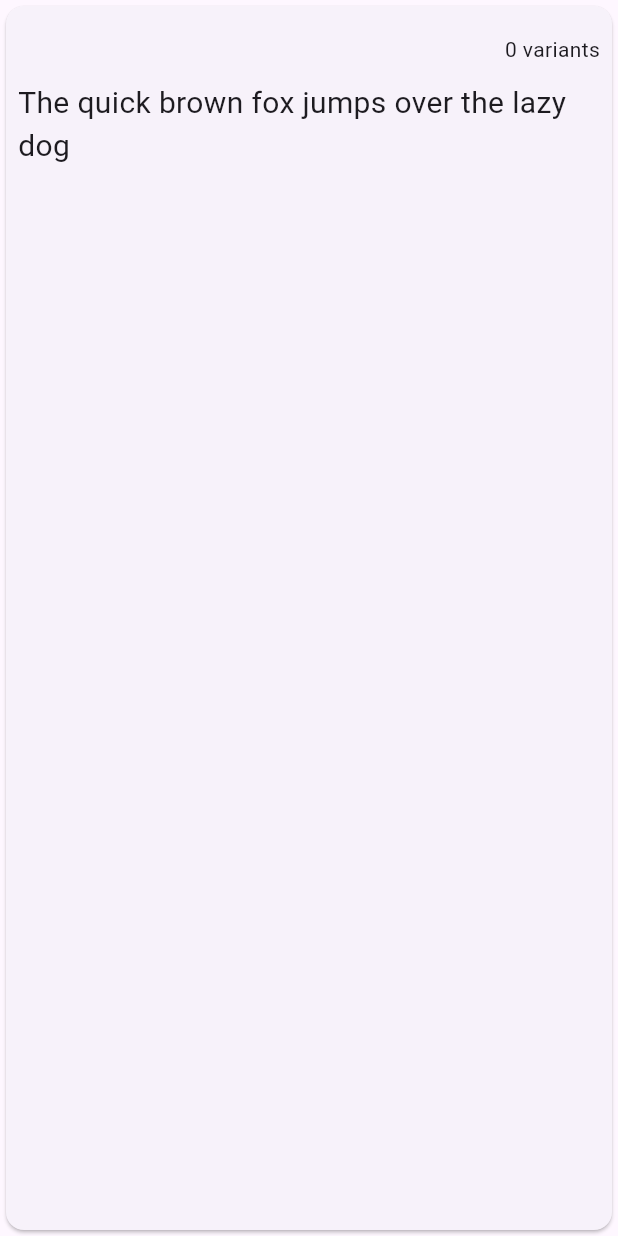
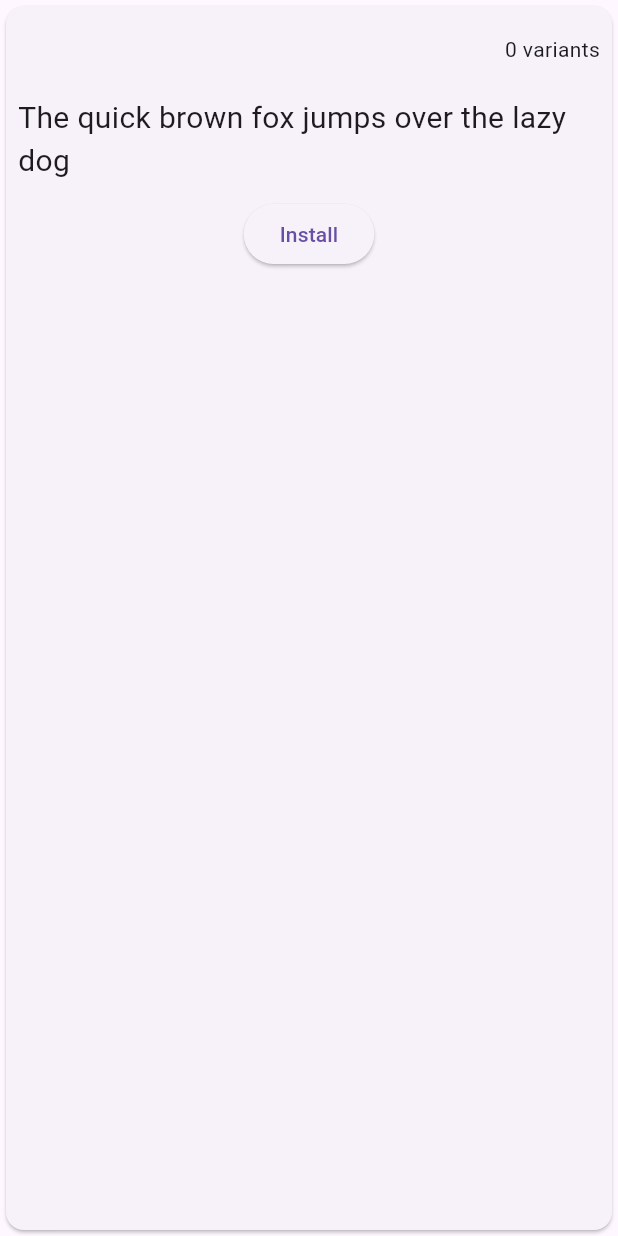
Before and after one commit to davrichter/FontSet, a Flutter app: the FontCard widget shown alone on an empty page, opened directly with empty values, on a phone screen of 412 x 824 dp. Run offline on Flutter 3.47's test engine with Material 2 defaults, Android fonts, the phone set to English and light mode, and no system bars; our stand-ins replace google_fonts; missing offline and left inert: dotenv, win_toast.

Commit message:
Download fonts, send notification on windows when download complete, #7.

```diff
--- a/lib/main.dart
+++ b/lib/main.dart
@@ -3,12 +3,15 @@ import 'package:http/http.dart' as http;
 import 'dart:developer' as developer;
 import 'dart:convert';
 import 'package:provider/provider.dart';
+import 'dart:async';
+import 'package:flutter/services.dart';
 
 import 'package:google_fonts/google_fonts.dart';
 import 'package:dotenv/dotenv.dart';
 
 import 'api.dart';
-
+import 'font_installer.dart';
+import 'notification_sender.dart';
 
 void main() {
   runApp(const MyApp());
@@ -22,7 +25,6 @@ class MyApp extends StatelessWidget {
   Widget build(BuildContext context) {
     return ChangeNotifierProvider<MyAppState>(
         create: (_) => MyAppState(),
-
         builder: (context, child) {
           // No longer throws
           return MaterialApp(
@@ -33,8 +35,7 @@ class MyApp extends StatelessWidget {
             ),
             home: MyHomePage(),
           );
-        }
-    );
+        });
   }
 }
 
@@ -69,13 +70,11 @@ class MyAppState extends ChangeNotifier {
   }
 }
 
-
 Future<Fonts> fetchFonts() async {
-  var env = DotEnv(includePlatformEnvironment: false)
-    ..load([".env"]);
+  var env = DotEnv(includePlatformEnvironment: false)..load([".env"]);
   var googleFontsKey = env['GOOGLE_FONTS_KEY'];
-  final response = await http
-      .get(Uri.parse('https://www.googleapis.com/webfonts/v1/webfonts?key=$googleFontsKey'));
+  final response = await http.get(Uri.parse(
+      'https://www.googleapis.com/webfonts/v1/webfonts?key=$googleFontsKey'));
 
   if (response.statusCode == 200) {
     // If the server did return a 200 OK response,
@@ -119,11 +118,9 @@ class _MyHomePageState extends State<MyHomePage> {
 
     var theme = Theme.of(context);
 
-    return LayoutBuilder(
-      builder: (context, constraints) {
+    return LayoutBuilder(builder: (context, constraints) {
       return Scaffold(
-          body: Row(
-            children: [
+        body: Row(children: [
           SafeArea(
             child: NavigationRail(
               extended: constraints.maxWidth >= 600,
@@ -151,11 +148,9 @@ class _MyHomePageState extends State<MyHomePage> {
               child: page,
             ),
           ),
-            ]
-          ),
+        ]),
       );
-      }
-    );
+    });
   }
 }
 
@@ -164,7 +159,7 @@ class FontPage extends StatefulWidget {
   State<FontPage> createState() => _FontPageState();
 }
 
-class _FontPageState extends State<FontPage>  {
+class _FontPageState extends State<FontPage> {
   TextEditingController textController = TextEditingController();
   String displayText = "";
   Fonts? fonts;
@@ -181,11 +176,9 @@ class _FontPageState extends State<FontPage>  {
     super.initState();
   }
 
-
   @override
   Widget build(BuildContext context) {
     var appState = context.watch<MyAppState>();
-
 
     return Column(
       mainAxisAlignment: MainAxisAlignment.center,
@@ -202,7 +195,8 @@ class _FontPageState extends State<FontPage>  {
                     hintText: 'Enter a search term',
                   ),
                   onChanged: (value) async => {
-                  appState.setFilteredFonts(fontFilter(value, appState.unfilteredFonts)),
+                    appState.setFilteredFonts(
+                        fontFilter(value, appState.unfilteredFonts)),
                   },
                 ),
               ),
@@ -219,20 +213,17 @@ class _FontPageState extends State<FontPage>  {
           ),
         ),
         Expanded(
-        child: (
-          Padding(
+          child: (Padding(
               padding: const EdgeInsets.only(top: 10, left: 10, right: 10),
-            child:
-                GridView.count(
+              child: GridView.count(
                   primary: false,
                   padding: const EdgeInsets.all(20),
                   crossAxisSpacing: 10,
                   mainAxisSpacing: 10,
                   crossAxisCount: 3,
-                  children: appState.filteredFonts.map((font) => FontCard(font: font)).toList()
-                )
-          )
-        ),
+                  children: appState.filteredFonts
+                      .map((font) => FontCard(font: font))
+                      .toList()))),
         )
       ],
     );
@@ -294,8 +285,7 @@ class SettingsPage extends StatelessWidget {
                   ),
                 ]),
               ],
-          )
-        )
+            ))
       ],
     );
   }
@@ -339,7 +329,19 @@ class FontCard extends StatelessWidget {
             ),
             Column(
               children: [
-                _buildFontText(appState),
+                Padding(
+                  padding: const EdgeInsets.only(top: 10, bottom: 10),
+                  child: _buildFontText(appState),
+                ),
+                ElevatedButton(
+                  style: const ButtonStyle(),
+                  onPressed: () {
+                    installFonts(font.files, font.family);
+                    developer.log("${font.family} has been installed");
+                    sendNotification("${font.family} has been installed");
+                  },
+                  child: const Text('Install'),
+                ),
               ],
             ),
           ],
@@ -350,7 +352,8 @@ class FontCard extends StatelessWidget {
 
   Widget _buildFontText(MyAppState appState) {
     try {
-      return Text(appState.fontPreviewText, style: GoogleFonts.getFont(font.family, fontSize: 20));
+      return Text(appState.fontPreviewText,
+          style: GoogleFonts.getFont(font.family, fontSize: 20));
     } catch (e) {
       return const Text("Error loading font");
     }
--- a/pubspec.yaml
+++ b/pubspec.yaml
@@ -35,6 +35,7 @@ dependencies:
   provider: ^5.0.0
   dotenv: ^4.1.0
   google_fonts: ^5.0.0
+  win_toast: ^0.3.0
 
 
   # The following adds the Cupertino Icons font to your application.
```
Also changed, not shown: lib/font_installer.dart (added, +9 -0 lines), lib/notification_sender.dart (added, +26 -0 lines), pubspec.lock, 2 other files. Lines whose indentation alone changed are shown as unchanged.
